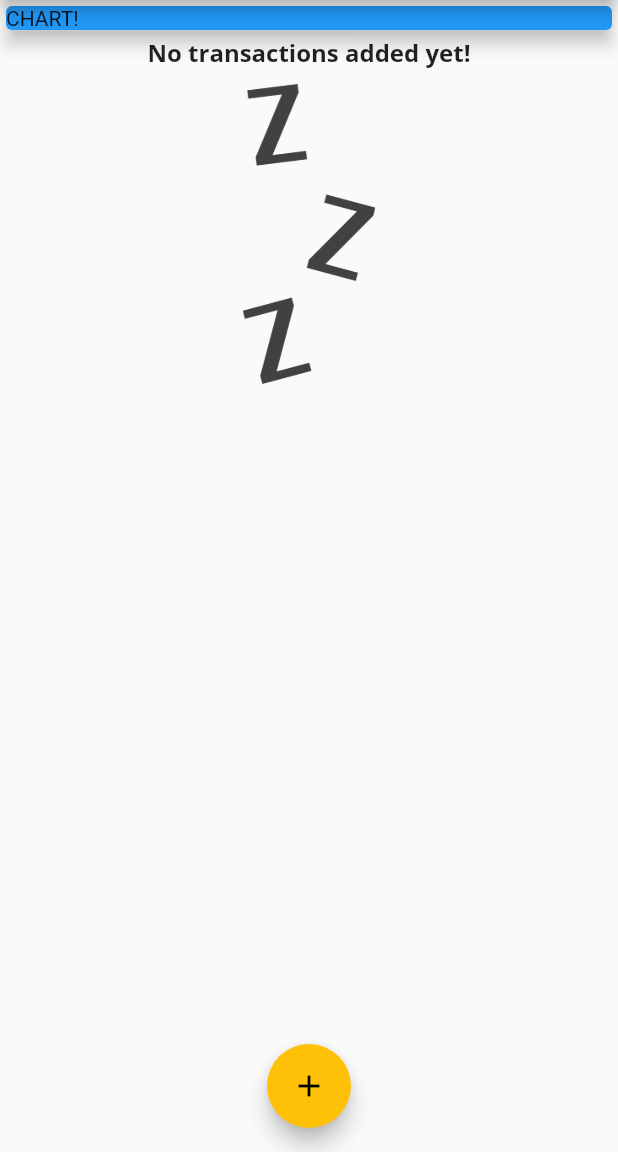
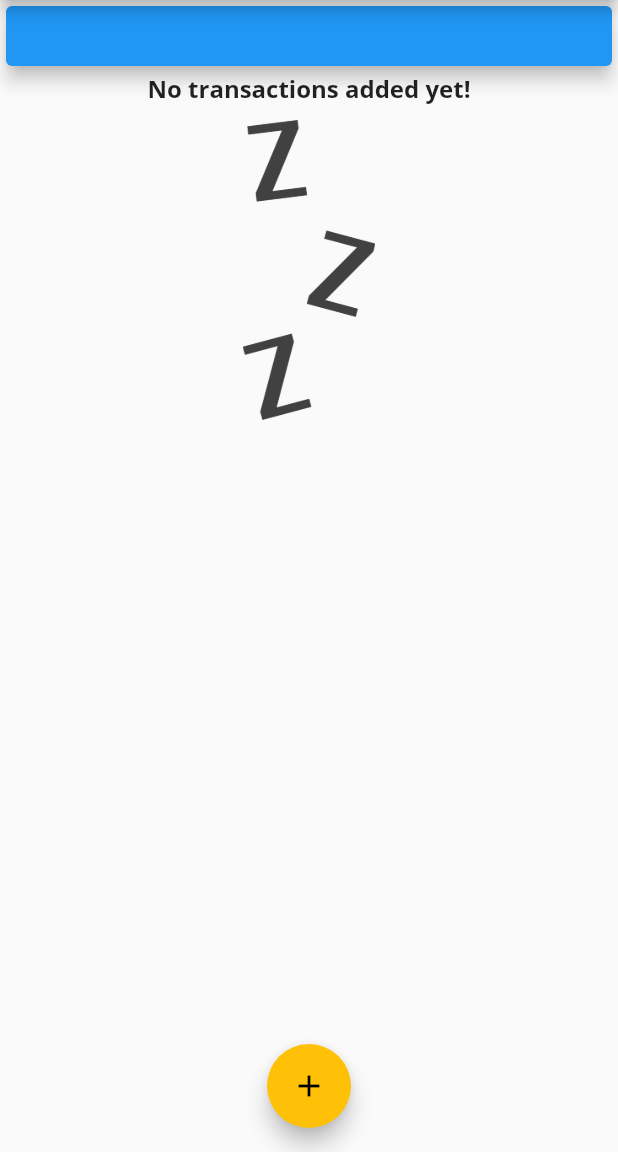
Before and after one commit to lanimortontran/academind-section4-personal-expenses, a Flutter app: the screen it shows after launch, on a phone screen of 412 x 824 dp, the part 84-1236 px from its top. Run offline on Flutter 3.47's test engine with Material 2 defaults, Android fonts, the phone set to English and light mode, and no system bars.

Commit message:
Building the Chart & Looping through Lists

```diff
--- a/lib/main.dart
+++ b/lib/main.dart
@@ -2,6 +2,7 @@ import 'package:flutter/material.dart';
 import 'package:flutter_complete_guide/widgets/new_transaction.dart';
 
 import 'models/transaction.dart';
+import 'widgets/chart.dart';
 import 'widgets/transaction_list.dart';
 
 void main() => runApp(MyApp());
@@ -154,7 +155,7 @@ class _MyHomePageState extends State<MyHomePage> {
               width: double.infinity,
               child: Card(
                 color: Colors.blue,
-                child: Text('CHART!'),
+                child: Chart(),
                 elevation: 5.0,
               ),
             ),
--- /dev/null
+++ b/lib/widgets/chart.dart
@@ -0,0 +1,43 @@
+import 'package:flutter/material.dart';
+import 'package:flutter_complete_guide/models/transaction.dart';
+import 'package:intl/intl.dart';
+
+class Chart extends StatelessWidget {
+  final List<Transaction> recentTransactions;
+
+  const Chart({Key key, this.recentTransactions}) : super(key: key);
+
+  List<Map<String, Object>> get groupedTransactionValues {
+    return List.generate(7, (index) {
+      final weekDay = DateTime.now().subtract(
+        Duration(days: index),
+      );
+      double totalSum;
+
+      // for (var i = 0; i < recentTransactions.length; i++) {
+      //   if (recentTransactions[i].date.day == weekDay.day && recentTransactions[i].date.month == weekDay.month && recentTransactions[i].date.year == weekDay.year) {
+      //     totalSum += recentTransactions[i].amount;
+      //   }
+      // }
+      for (Transaction tx in recentTransactions) {
+        if (tx.date.day == weekDay.day && tx.date.month == weekDay.month && tx.date.year == weekDay.year) {
+          totalSum += tx.amount;
+        }
+      }
+
+      print(totalSum);
+      return {'day': DateFormat.E(weekDay), 'amount': 9.00};
+    });
+  }
+
+  @override
+  Widget build(BuildContext context) {
+    return Card(
+      elevation: 6.0,
+      margin: EdgeInsets.all(20),
+      child: Row(
+        children: <Widget>[],
+      ),
+    );
+  }
+}
```
